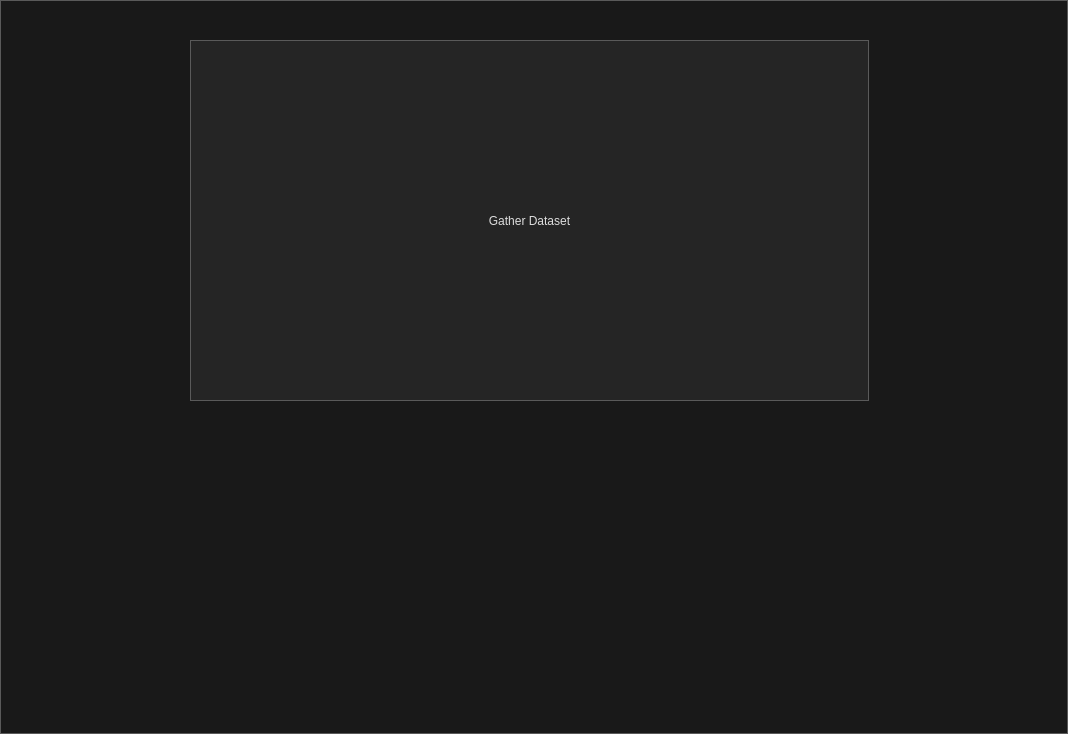
This is src/sym_trap.ui in ajensen1234/JTML as Qt 5 draws it before an edit. The edited form follows.
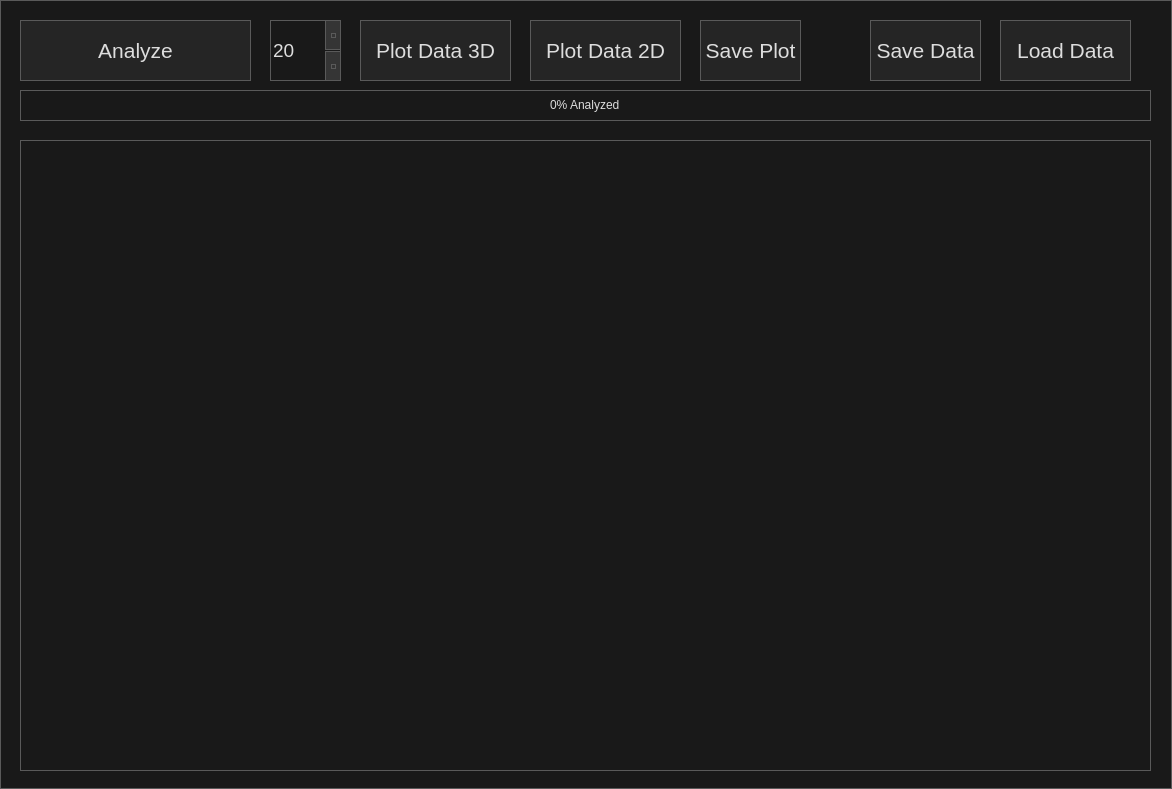
This is the edited form.

```diff
--- a/src/sym_trap.ui
+++ b/src/sym_trap.ui
@@ -6,8 +6,8 @@
    <rect>
     <x>0</x>
     <y>0</y>
-    <width>1068</width>
-    <height>734</height>
+    <width>1172</width>
+    <height>789</height>
    </rect>
   </property>
   <property name="windowTitle">
@@ -362,10 +362,34 @@
   <widget class="QPushButton" name="gather_dataset">
    <property name="geometry">
     <rect>
-     <x>190</x>
-     <y>40</y>
+     <x>360</x>
+     <y>20</y>
+     <width>151</width>
+     <height>61</height>
+    </rect>
+   </property>
+   <property name="maximumSize">
+    <size>
      <width>679</width>
-     <height>361</height>
+     <height>16777215</height>
+    </size>
+   </property>
+   <property name="font">
+    <font>
+     <pointsize>16</pointsize>
+    </font>
+   </property>
+   <property name="text">
+    <string>Plot Data 3D</string>
+   </property>
+  </widget>
+  <widget class="QPushButton" name="save_data">
+   <property name="geometry">
+    <rect>
+     <x>870</x>
+     <y>20</y>
+     <width>111</width>
+     <height>61</height>
     </rect>
    </property>
    <property name="maximumSize">
@@ -374,8 +398,185 @@
      <height>16777215</height>
     </size>
    </property>
+   <property name="font">
+    <font>
+     <pointsize>16</pointsize>
+    </font>
+   </property>
    <property name="text">
-    <string>Gather Dataset</string>
+    <string>Save Data</string>
+   </property>
+  </widget>
+  <widget class="QPushButton" name="load_data">
+   <property name="geometry">
+    <rect>
+     <x>1000</x>
+     <y>20</y>
+     <width>131</width>
+     <height>61</height>
+    </rect>
+   </property>
+   <property name="maximumSize">
+    <size>
+     <width>679</width>
+     <height>16777215</height>
+    </size>
+   </property>
+   <property name="font">
+    <font>
+     <pointsize>16</pointsize>
+    </font>
+   </property>
+   <property name="text">
+    <string>Load Data</string>
+   </property>
+  </widget>
+  <widget class="QPushButton" name="optimize">
+   <property name="geometry">
+    <rect>
+     <x>20</x>
+     <y>20</y>
+     <width>231</width>
+     <height>61</height>
+    </rect>
+   </property>
+   <property name="maximumSize">
+    <size>
+     <width>679</width>
+     <height>16777215</height>
+    </size>
+   </property>
+   <property name="font">
+    <font>
+     <pointsize>16</pointsize>
+    </font>
+   </property>
+   <property name="autoFillBackground">
+    <bool>false</bool>
+   </property>
+   <property name="text">
+    <string>Analyze</string>
+   </property>
+   <property name="flat">
+    <bool>false</bool>
+   </property>
+  </widget>
+  <widget class="QWidget" name="verticalLayoutWidget">
+   <property name="geometry">
+    <rect>
+     <x>20</x>
+     <y>140</y>
+     <width>1131</width>
+     <height>631</height>
+    </rect>
+   </property>
+   <layout class="QVBoxLayout" name="verticalLayout">
+    <property name="sizeConstraint">
+     <enum>QLayout::SetDefaultConstraint</enum>
+    </property>
+    <property name="leftMargin">
+     <number>0</number>
+    </property>
+    <property name="rightMargin">
+     <number>0</number>
+    </property>
+   </layout>
+  </widget>
+  <widget class="QSpinBox" name="iterBox">
+   <property name="geometry">
+    <rect>
+     <x>270</x>
+     <y>20</y>
+     <width>71</width>
+     <height>61</height>
+    </rect>
+   </property>
+   <property name="font">
+    <font>
+     <pointsize>14</pointsize>
+    </font>
+   </property>
+   <property name="toolTip">
+    <string>How many intermediate iterations should the rotation have?</string>
+   </property>
+   <property name="autoFillBackground">
+    <bool>false</bool>
+   </property>
+   <property name="minimum">
+    <number>5</number>
+   </property>
+   <property name="maximum">
+    <number>999</number>
+   </property>
+   <property name="singleStep">
+    <number>1</number>
+   </property>
+   <property name="value">
+    <number>20</number>
+   </property>
+  </widget>
+  <widget class="QProgressBar" name="progressBar">
+   <property name="geometry">
+    <rect>
+     <x>20</x>
+     <y>90</y>
+     <width>1131</width>
+     <height>31</height>
+    </rect>
+   </property>
+   <property name="value">
+    <number>0</number>
+   </property>
+   <property name="format">
+    <string>%p% Analyzed</string>
+   </property>
+  </widget>
+  <widget class="QPushButton" name="save_plot">
+   <property name="geometry">
+    <rect>
+     <x>700</x>
+     <y>20</y>
+     <width>101</width>
+     <height>61</height>
+    </rect>
+   </property>
+   <property name="maximumSize">
+    <size>
+     <width>679</width>
+     <height>16777215</height>
+    </size>
+   </property>
+   <property name="font">
+    <font>
+     <pointsize>16</pointsize>
+    </font>
+   </property>
+   <property name="text">
+    <string>Save Plot</string>
+   </property>
+  </widget>
+  <widget class="QPushButton" name="Plot_2D">
+   <property name="geometry">
+    <rect>
+     <x>530</x>
+     <y>20</y>
+     <width>151</width>
+     <height>61</height>
+    </rect>
+   </property>
+   <property name="maximumSize">
+    <size>
+     <width>679</width>
+     <height>16777215</height>
+    </size>
+   </property>
+   <property name="font">
+    <font>
+     <pointsize>16</pointsize>
+    </font>
+   </property>
+   <property name="text">
+    <string>Plot Data 2D</string>
    </property>
   </widget>
  </widget>
```
Left out of the diff: 2 changed lines with no effect on the pictures.
